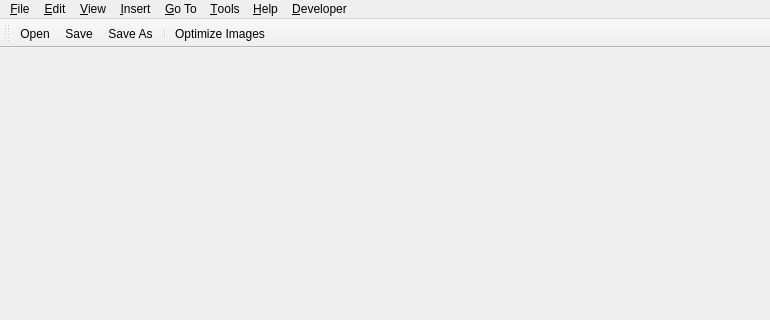
nanachi1212/myfamilypdf, file Pdf4QtLibGui/pdfeditormainwindow.ui: the form before one commit; both pictures show x 0 to 770 and y 0 to 320 of the 770 by 572 pixel window.
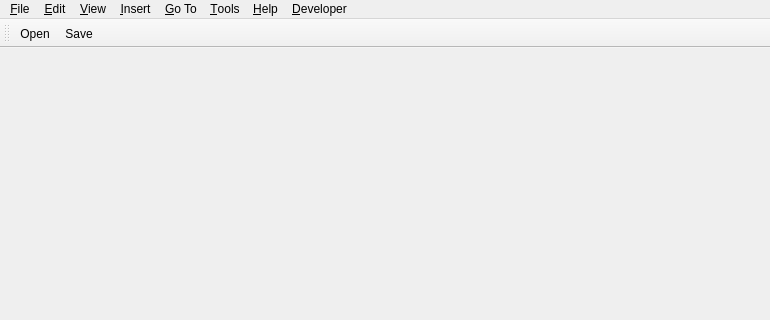
The form after the commit. Icons and pictures are not drawn.

Diff of the .ui file:
```diff
--- a/Pdf4QtLibGui/pdfeditormainwindow.ui
+++ b/Pdf4QtLibGui/pdfeditormainwindow.ui
@@ -251,9 +251,6 @@
    </attribute>
    <addaction name="actionOpen"/>
    <addaction name="actionSave"/>
-   <addaction name="actionSave_As"/>
-   <addaction name="separator"/>
-   <addaction name="actionOptimizeImages"/>
   </widget>
   <widget class="QStatusBar" name="statusBar"/>
   <action name="actionOpen">
```
